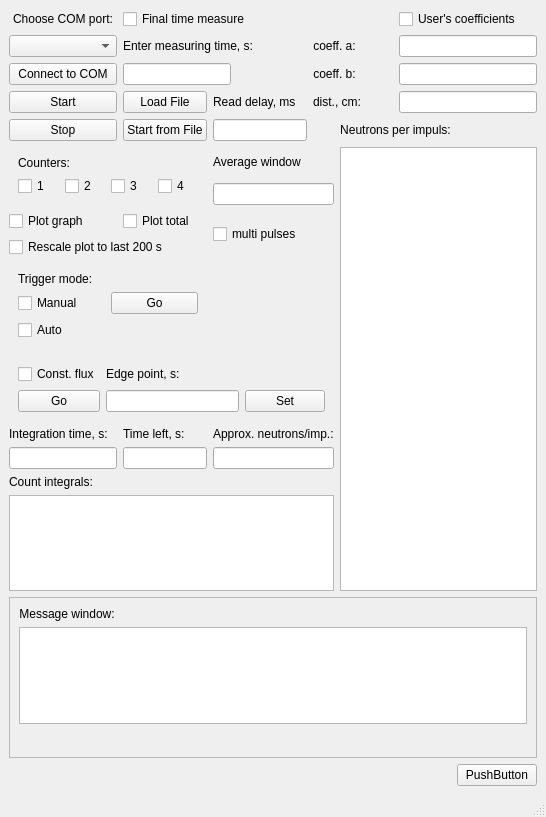
Before: the Qt Designer form caller.ui in goodvin360/pivn_app, drawn with Qt 5.
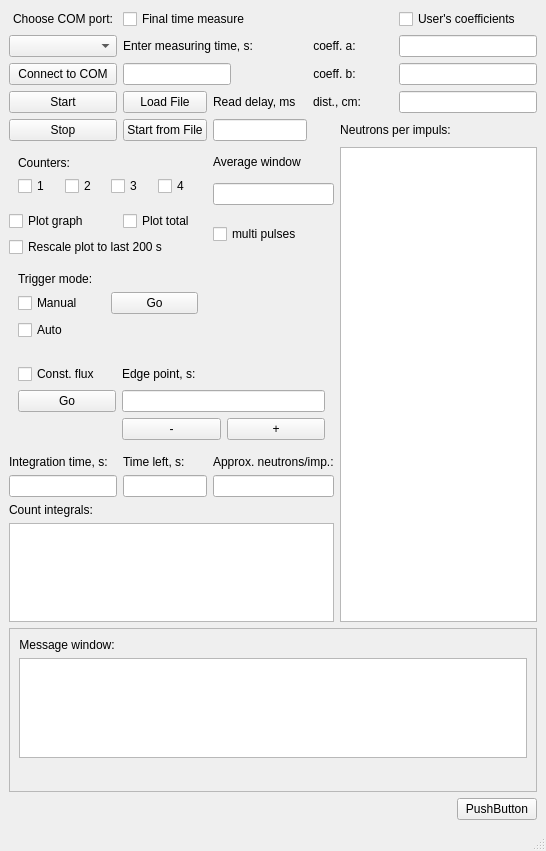
After: the same form once the commit is applied. Custom widgets are drawn as their Qt base class.

Commit message: 06.07.2024 work 1 -manual correction of first derivative added -gui updated -fixed problem with doubled data from serial port by changing getData method -minor changes

```diff
--- a/caller.ui
+++ b/caller.ui
@@ -6,8 +6,8 @@
    <rect>
     <x>0</x>
     <y>0</y>
-    <width>511</width>
-    <height>817</height>
+    <width>545</width>
+    <height>851</height>
    </rect>
   </property>
   <property name="maximumSize">
@@ -338,7 +338,7 @@
       </property>
      </widget>
     </item>
-    <item row="7" column="2" rowspan="2" colspan="2">
+    <item row="7" column="2" rowspan="2">
      <widget class="QCheckBox" name="checkBox_13">
       <property name="text">
        <string>multi pulses</string>
@@ -389,6 +389,27 @@
     <item row="10" column="0" colspan="4">
      <widget class="QWidget" name="widget_3" native="true">
       <layout class="QGridLayout" name="gridLayout_4">
+       <item row="1" column="0">
+        <widget class="QPushButton" name="pushButton_8">
+         <property name="text">
+          <string>Go</string>
+         </property>
+        </widget>
+       </item>
+       <item row="1" column="1" colspan="2">
+        <widget class="QLineEdit" name="lineEdit_7">
+         <property name="alignment">
+          <set>Qt::AlignRight|Qt::AlignTrailing|Qt::AlignVCenter</set>
+         </property>
+        </widget>
+       </item>
+       <item row="2" column="2">
+        <widget class="QPushButton" name="pushButton_10">
+         <property name="text">
+          <string>+</string>
+         </property>
+        </widget>
+       </item>
        <item row="0" column="0">
         <widget class="QCheckBox" name="checkBox_8">
          <property name="text">
@@ -403,24 +424,10 @@
          </property>
         </widget>
        </item>
-       <item row="1" column="0">
-        <widget class="QPushButton" name="pushButton_8">
+       <item row="2" column="1">
+        <widget class="QPushButton" name="pushButton_11">
          <property name="text">
-          <string>Go</string>
-         </property>
-        </widget>
-       </item>
-       <item row="1" column="1">
-        <widget class="QLineEdit" name="lineEdit_7">
-         <property name="alignment">
-          <set>Qt::AlignRight|Qt::AlignTrailing|Qt::AlignVCenter</set>
-         </property>
-        </widget>
-       </item>
-       <item row="1" column="2">
-        <widget class="QPushButton" name="pushButton_9">
-         <property name="text">
-          <string>Set</string>
+          <string>-</string>
          </property>
         </widget>
        </item>
```
Left out of the diff: 124 changed lines with no effect on the pictures. The commit also changes 7 other files.
